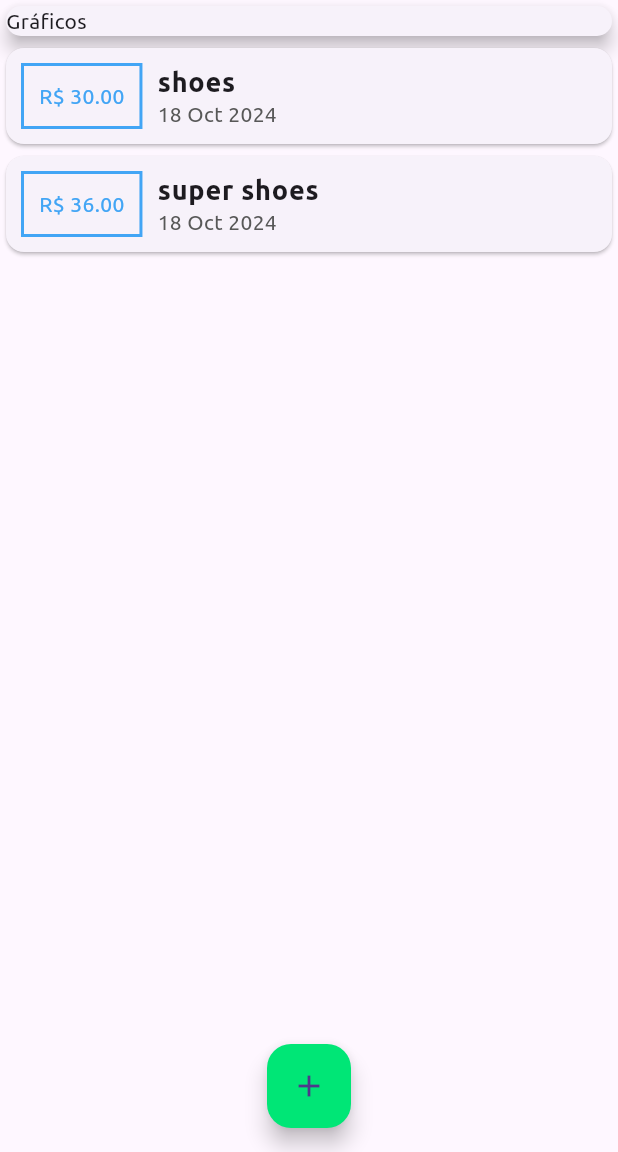
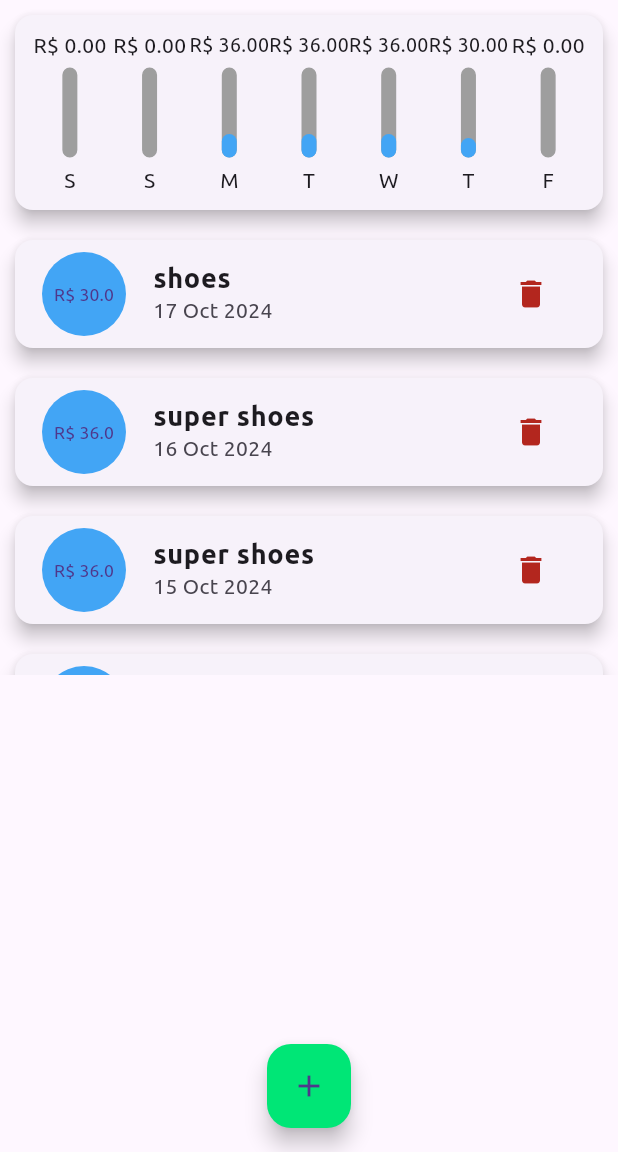
Before and after one commit to Logout-Game-Studio/personal_expenses, a Flutter app: the screen it shows after launch, on a phone screen of 412 x 824 dp, the part 84-1236 px from its top. Run offline on Flutter 3.47's test engine with Material 3 defaults, Android fonts, the phone set to English and light mode, and no system bars; project files that could hold a hidden picture were left out.

Commit message:
B2 (#2)
* added warning when list is empty

* now transaction receive dateInput

* added remove transaction

```diff
--- /dev/null
+++ b/lib/components/chart.dart
@@ -0,0 +1,64 @@
+import 'package:flutter/material.dart';
+import 'package:intl/intl.dart';
+import 'package:personal_expenses/components/chart_bar.dart';
+import 'package:personal_expenses/models/transaction.dart';
+
+class Chart extends StatelessWidget {
+  final List<Transaction> transactions;
+  Chart({required this.transactions});
+
+  List<Map<String, Object>> get groupedTransactions {
+    return List.generate(7, (index) {
+      final weekDay = DateTime.now().subtract(Duration(days: index));
+      double sum = 0.0;
+
+      for (var i = 0; i < transactions.length; i++) {
+        if (_isSameDate(transactions[i].date, weekDay)) {
+          sum += transactions[i].value;
+        }
+      }
+
+      return {
+        'day': DateFormat.E().format(weekDay)[0],
+        'value': sum,
+      };
+    }).reversed.toList();
+  }
+
+  bool _isSameDate(DateTime a, DateTime b) {
+    bool isSameDate = a.year == b.year && a.month == b.month && a.day == b.day;
+    return isSameDate;
+  }
+
+  double get _weekTotalValue {
+    return groupedTransactions.fold(0.0, (sum, t) {
+      return sum + (t['value'] as double);
+    });
+  }
+
+  @override
+  Widget build(BuildContext context) {
+    return Card(
+      elevation: 5,
+      margin: EdgeInsets.all(10),
+      child: Padding(
+        padding: const EdgeInsets.all(10),
+        child: Row(
+          mainAxisAlignment: MainAxisAlignment.spaceEvenly,
+          children: groupedTransactions.map((t) {
+            return Flexible(
+              fit: FlexFit.tight,
+              child: ChartBar(
+                label: t['day'] as String,
+                value: t['value'] as double,
+                percentage: t['value'] as double == 0
+                    ? 0
+                    : (t['value'] as double) / _weekTotalValue,
+              ),
+            );
+          }).toList(),
+        ),
+      ),
+    );
+  }
+}
--- /dev/null
+++ b/lib/components/chart_bar.dart
@@ -0,0 +1,57 @@
+import 'package:flutter/material.dart';
+
+class ChartBar extends StatelessWidget {
+  final String label;
+  final double value;
+  final double percentage;
+
+  ChartBar({
+    required this.label,
+    required this.value,
+    required this.percentage,
+  });
+
+  @override
+  Widget build(BuildContext context) {
+    return Column(
+      children: [
+        Container(
+          height: 20,
+          child: FittedBox(
+            child: Text("R\$ ${value.toStringAsFixed(2)}"),
+          ),
+        ),
+        SizedBox(height: 5),
+        Container(
+          height: 60,
+          width: 10,
+          child: Stack(
+            alignment: Alignment.bottomCenter,
+            children: [
+              Container(
+                decoration: BoxDecoration(
+                    border: Border.all(
+                      color: Colors.grey,
+                      width: 1,
+                    ),
+                    color: Colors.grey.shade500,
+                    borderRadius: BorderRadius.circular(5)),
+              ),
+              FractionallySizedBox(
+                heightFactor: percentage,
+                child: Container(
+                  decoration: BoxDecoration(
+                    color: Theme.of(context).primaryColor,
+                    borderRadius: BorderRadius.circular(5),
+                  ),
+                ),
+              )
+            ],
+          ),
+        ),
+        SizedBox(height: 5),
+        Text(label)
+      ],
+    );
+  }
+}
--- a/lib/components/transaction_form.dart
+++ b/lib/components/transaction_form.dart
@@ -1,8 +1,9 @@
 import 'package:flutter/material.dart';
 import 'package:flutter/services.dart';
+import 'package:intl/intl.dart';
 
 class TransactionForm extends StatefulWidget {
-  final Function(String, double) onSubmit;
+  final Function(String, double, DateTime) onSubmit;
 
   TransactionForm({required this.onSubmit});
 
@@ -11,16 +12,30 @@
 }
 
 class _TransactionFormState extends State<TransactionForm> {
-  final tittleTextController = TextEditingController();
-
-  final valueTextController = TextEditingController();
+  final _tittleTextController = TextEditingController();
+  final _valueTextController = TextEditingController();
+  DateTime? _selectedDate = null;
 
   void _submit() {
-    var tittle = tittleTextController.text;
-    var value = double.tryParse(valueTextController.text) ?? 0.0;
-    if (tittle.isNotEmpty) {
-      widget.onSubmit(tittle, value);
+    var tittle = _tittleTextController.text;
+    var value = double.tryParse(_valueTextController.text) ?? 0.0;
+    if (tittle.isNotEmpty && _selectedDate != null) {
+      widget.onSubmit(tittle, value, _selectedDate!);
     }
+  }
+
+  void _showDatePicker() {
+    showDatePicker(
+            context: context,
+            firstDate: DateTime(1900),
+            lastDate: DateTime.now())
+        .then((date) {
+      if (date != null) {
+        setState(() {
+          _selectedDate = date!;
+        });
+      }
+    });
   }
 
   @override
@@ -32,7 +47,7 @@
           children: [
             TextField(
               decoration: InputDecoration(labelText: 'Titulo'),
-              controller: tittleTextController,
+              controller: _tittleTextController,
               onSubmitted: (_) => _submit(),
             ),
             TextField(
@@ -43,16 +58,40 @@
               // inputFormatters: <TextInputFormatter>[
               //   FilteringTextInputFormatter.allow(RegExp(r'[0-9]+[.,]')),
               // ],
-              controller: valueTextController,
+              controller: _valueTextController,
+            ),
+            Row(
+              children: [
+                Expanded(
+                  child: Text(_selectedDate == null
+                      ? 'No date informed!'
+                      : "Informed date: ${DateFormat('d/M/y').format(_selectedDate!)}"),
+                ),
+                TextButton(
+                  onPressed: () {
+                    _showDatePicker();
+                  },
+                  child: Text(
+                    'selecionar data',
+                    style: TextStyle(
+                        color: Theme.of(context).primaryColor,
+                        fontWeight: FontWeight.bold),
+                  ),
+                )
+              ],
             ),
             Row(
               mainAxisAlignment: MainAxisAlignment.end,
               children: [
-                TextButton(
+                ElevatedButton(
+                    style: Theme.of(context).elevatedButtonTheme.style,
                     onPressed: () {
                       _submit();
                     },
-                    child: Text("submit"))
+                    child: Text(
+                      "submit",
+                      style: TextStyle(color: Colors.white),
+                    ))
               ],
             )
           ],
--- a/lib/components/transaction_list.dart
+++ b/lib/components/transaction_list.dart
@@ -4,54 +4,96 @@
 
 class TransactionList extends StatelessWidget {
   final List<Transaction> transactions;
+  final void Function(String id) onRemovePressed;
 
-  TransactionList({required this.transactions});
+  TransactionList({required this.transactions, required this.onRemovePressed});
 
   @override
   Widget build(BuildContext context) {
     return Container(
         height: 300,
-      child: ListView.builder(
+        child: transactions.isNotEmpty
+            ? ListView.builder(
                 itemCount: transactions.length,
                 itemBuilder: (ctx, idx) {
                   var t = transactions[idx];
                   return Card(
-              child: Row(
-                // crossAxisAlignment: CrossAxisAlignment.start,
-                mainAxisAlignment: MainAxisAlignment.start,
-                children: [
-                  Container(
                     margin: EdgeInsets.all(10),
-                      decoration: BoxDecoration(
-                        border: Border.all(
-                          color: Theme.of(ctx).primaryColor,
-                          width: 2,
-                        ),
-                      ),
-                      padding: EdgeInsets.all(10),
-                      child: Text(
-                        "R\$ ${t.value.toStringAsFixed(2)}",
-                        style: TextStyle(color: Theme.of(ctx).primaryColor),
-                      )),
-                  Column(
-                    crossAxisAlignment: CrossAxisAlignment.start,
-                    children: [
-                      Text(
+                    elevation: 5,
+                    child: ListTile(
+                      title: Text(
                         t.title,
                         style: Theme.of(context).textTheme.labelMedium,
                       ),
-                      Text(
-                        DateFormat('d MMM y').format(t.date),
-                        style: TextStyle(
-                          color: Color.fromARGB(255, 88, 88, 88),
+                      subtitle: Text(DateFormat('d MMM y').format(t.date)),
+                      leading: CircleAvatar(
+                        radius: 30,
+                        backgroundColor: Theme.of(context).primaryColor,
+                        child: Padding(
+                            padding: const EdgeInsets.all(10),
+                            child: FittedBox(child: Text('R\$ ${t.value}'))),
+                      ),
+                      trailing: IconButton(
+                        color: Theme.of(context).colorScheme.error,
+                        icon: Icon(Icons.delete),
+                        onPressed: () {
+                          onRemovePressed(t.id);
+                        },
+                      ),
+                    ),
+                  );
+                  // return Card(
+                  //   child: Row(
+                  //     // crossAxisAlignment: CrossAxisAlignment.start,
+                  //     mainAxisAlignment: MainAxisAlignment.start,
+                  //     children: [
+                  //       Container(
+                  //           margin: EdgeInsets.all(10),
+                  //           decoration: BoxDecoration(
+                  //             border: Border.all(
+                  //               color: Theme.of(ctx).primaryColor,
+                  //               width: 2,
+                  //             ),
+                  //           ),
+                  //           padding: EdgeInsets.all(10),
+                  //           child: Text(
+                  //             "R\$ ${t.value.toStringAsFixed(2)}",
+                  //             style:
+                  //                 TextStyle(color: Theme.of(ctx).primaryColor),
+                  //           )),
+                  //       Column(
+                  //         crossAxisAlignment: CrossAxisAlignment.start,
+                  //         children: [
+                  //           Text(
+                  //             t.title,
+                  //             style: Theme.of(context).textTheme.labelMedium,
+                  //           ),
+                  //           Text(
+                  //             DateFormat('d MMM y').format(t.date),
+                  //             style: TextStyle(
+                  //               color: Color.fromARGB(255, 88, 88, 88),
+                  //             ),
+                  //           ),
+                  //         ],
+                  //       ),
+                  //     ],
+                  //   ),
+                  // );
+                })
+            : Column(
+                children: [
+                  Text("No products available"),
+                  SizedBox(
+                    height: 20,
+                  ),
+                  Container(
+                    height: 100,
+                    child: Image.asset(
+                      "assets/images/conjunto-vazio.png",
+                      fit: BoxFit.cover,
                     ),
                   ),
                 ],
-                  ),
-                ],
-              ),
-            );
-          }),
-    );
+              ));
   }
 }
--- a/lib/main.dart
+++ b/lib/main.dart
@@ -1,6 +1,7 @@
 import 'dart:math';
 
 import 'package:flutter/material.dart';
+import 'package:personal_expenses/components/chart.dart';
 import 'package:personal_expenses/components/transaction_form.dart';
 import 'package:personal_expenses/components/transaction_list.dart';
 import 'package:personal_expenses/models/transaction.dart';
@@ -16,6 +17,16 @@
         home: HomePage(),
         theme: ThemeData(
           fontFamily: 'Ubuntu',
+          elevatedButtonTheme: ElevatedButtonThemeData(
+            style: ElevatedButton.styleFrom(
+              backgroundColor: Colors.blue.shade400,
+              textStyle: TextStyle(
+                color: Colors.white,
+                fontSize: 14,
+                fontWeight: FontWeight.bold,
+              ),
+            ),
+          ),
           appBarTheme: AppBarTheme(
               backgroundColor: Colors.blue.shade400,
               titleTextStyle: TextStyle(
@@ -41,27 +52,48 @@
 }
 
 class _HomePageState extends State<HomePage> {
-  final _transactions = [
+  final List<Transaction> _transactions = [
     Transaction(
       id: "t1",
       title: "shoes",
       value: 30.0,
-      date: DateTime.now(),
+      date: DateTime.now().subtract(Duration(days: 1)),
     ),
     Transaction(
       id: "t2",
       title: "super shoes",
       value: 36.0,
-      date: DateTime.now(),
+      date: DateTime.now().subtract(Duration(days: 2)),
+    ),
+    Transaction(
+      id: "t3",
+      title: "super shoes",
+      value: 36.0,
+      date: DateTime.now().subtract(Duration(days: 3)),
+    ),
+    Transaction(
+      id: "t4",
+      title: "super shoes",
+      value: 36.0,
+      date: DateTime.now().subtract(Duration(days: 4)),
     ),
   ];
 
-  void _AddTransaction(String tittle, double value) {
+  ///Returns list of transactions made in the last seven days
+  List<Transaction> get _recentTransactions {
+    return _transactions.where(
+      (t) {
+        return t.date.isAfter(DateTime.now().subtract(Duration(days: 7)));
+      },
+    ).toList();
+  }
+
+  void _AddTransaction(String tittle, double value, DateTime date) {
     final nTransaction = Transaction(
       id: Random().nextDouble().toString(),
       title: tittle,
       value: value,
-      date: DateTime.now(),
+      date: date,
     );
 
     setState(() {
@@ -69,12 +101,20 @@
     });
   }
 
+  void _removeTransaction(String id) {
+    setState(() {
+      _transactions.removeWhere((t) {
+        return t.id == id;
+      });
+    });
+  }
+
   void _showTransactionFormModal(BuildContext context) {
     showModalBottomSheet(
         context: context,
         builder: (_) {
-          return TransactionForm(onSubmit: (t, v) {
-            _AddTransaction(t, v);
+          return TransactionForm(onSubmit: (t, v, d) {
+            _AddTransaction(t, v, d);
             Navigator.of(context).pop();
           });
         });
@@ -91,10 +131,11 @@
           crossAxisAlignment: CrossAxisAlignment.stretch,
           mainAxisAlignment: MainAxisAlignment.start,
           children: [
-            Container(
-              child: Card(elevation: 5, child: Text("Gráficos")),
+            Chart(transactions: _recentTransactions),
+            TransactionList(
+              transactions: _transactions,
+              onRemovePressed: _removeTransaction,
             ),
-            TransactionList(transactions: _transactions),
           ],
         ),
       ),
--- a/pubspec.yaml
+++ b/pubspec.yaml
@@ -60,9 +60,8 @@
   uses-material-design: true
 
   # To add assets to your application, add an assets section, like this:
-  # assets:
-  #   - images/a_dot_burr.jpeg
-  #   - images/a_dot_ham.jpeg
+  assets:
+    - assets/images/conjunto-vazio.png
 
   # An image asset can refer to one or more resolution-specific "variants", see
   # https://flutter.dev/assets-and-images/#resolution-aware
```
Also changed, not shown: assets/images/conjunto-vazio.png (added). Lines whose indentation alone changed are shown as unchanged.
